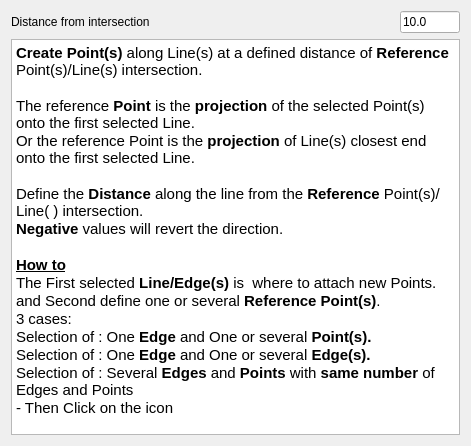
Above: Resources/Ui/WF_UI_alongLinePoint.ui from Rentlau/WorkFeature-WB before the change. Below: the same form after it.
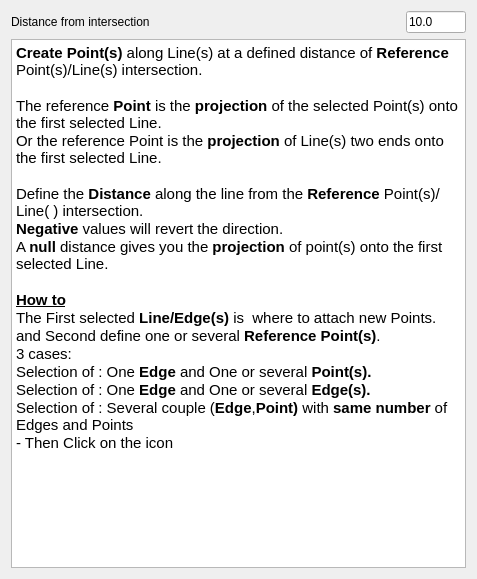
That is the form after the change.

Diff of the .ui file:
```diff
--- a/Resources/Ui/WF_UI_alongLinePoint.ui
+++ b/Resources/Ui/WF_UI_alongLinePoint.ui
@@ -6,8 +6,8 @@
    <rect>
     <x>0</x>
     <y>0</y>
-    <width>471</width>
-    <height>446</height>
+    <width>477</width>
+    <height>579</height>
    </rect>
   </property>
   <property name="windowTitle">
@@ -51,10 +51,11 @@
 &lt;p style=&quot; margin-top:0px; margin-bottom:0px; margin-left:0px; margin-right:0px; -qt-block-indent:0; text-indent:0px;&quot;&gt;&lt;span style=&quot; font-weight:600;&quot;&gt;Create Point(s)&lt;/span&gt; along Line(s) at a defined distance of &lt;span style=&quot; font-weight:600;&quot;&gt;Reference&lt;/span&gt; Point(s)/Line(s) intersection.&lt;/p&gt;
 &lt;p style=&quot;-qt-paragraph-type:empty; margin-top:0px; margin-bottom:0px; margin-left:0px; margin-right:0px; -qt-block-indent:0; text-indent:0px;&quot;&gt;&lt;br /&gt;&lt;/p&gt;
 &lt;p style=&quot; margin-top:0px; margin-bottom:0px; margin-left:0px; margin-right:0px; -qt-block-indent:0; text-indent:0px;&quot;&gt;The reference &lt;span style=&quot; font-weight:600;&quot;&gt;Point&lt;/span&gt; is the &lt;span style=&quot; font-weight:600;&quot;&gt;projection&lt;/span&gt; of the selected Point(s) onto the first selected Line.&lt;/p&gt;
-&lt;p style=&quot; margin-top:0px; margin-bottom:0px; margin-left:0px; margin-right:0px; -qt-block-indent:0; text-indent:0px;&quot;&gt;Or the reference Point is the &lt;span style=&quot; font-weight:600;&quot;&gt;projection&lt;/span&gt; of Line(s) closest end onto the first selected Line.&lt;/p&gt;
+&lt;p style=&quot; margin-top:0px; margin-bottom:0px; margin-left:0px; margin-right:0px; -qt-block-indent:0; text-indent:0px;&quot;&gt;Or the reference Point is the &lt;span style=&quot; font-weight:600;&quot;&gt;projection&lt;/span&gt; of Line(s) two ends onto the first selected Line.&lt;/p&gt;
 &lt;p style=&quot;-qt-paragraph-type:empty; margin-top:0px; margin-bottom:0px; margin-left:0px; margin-right:0px; -qt-block-indent:0; text-indent:0px;&quot;&gt;&lt;br /&gt;&lt;/p&gt;
 &lt;p style=&quot; margin-top:0px; margin-bottom:0px; margin-left:0px; margin-right:0px; -qt-block-indent:0; text-indent:0px;&quot;&gt;Define the &lt;span style=&quot; font-weight:600;&quot;&gt;Distance&lt;/span&gt; along the line from the &lt;span style=&quot; font-weight:600;&quot;&gt;Reference&lt;/span&gt; Point(s)/Line( ) intersection.&lt;/p&gt;
 &lt;p style=&quot; margin-top:0px; margin-bottom:0px; margin-left:0px; margin-right:0px; -qt-block-indent:0; text-indent:0px;&quot;&gt;&lt;span style=&quot; font-weight:600;&quot;&gt;Negative&lt;/span&gt; values will revert the direction.&lt;/p&gt;
+&lt;p style=&quot; margin-top:0px; margin-bottom:0px; margin-left:0px; margin-right:0px; -qt-block-indent:0; text-indent:0px;&quot;&gt;A &lt;span style=&quot; font-weight:600;&quot;&gt;null&lt;/span&gt; distance gives you the &lt;span style=&quot; font-weight:600;&quot;&gt;projection&lt;/span&gt; of point(s) onto the first selected Line.&lt;/p&gt;
 &lt;p style=&quot;-qt-paragraph-type:empty; margin-top:0px; margin-bottom:0px; margin-left:0px; margin-right:0px; -qt-block-indent:0; text-indent:0px;&quot;&gt;&lt;br /&gt;&lt;/p&gt;
 &lt;p style=&quot; margin-top:0px; margin-bottom:0px; margin-left:0px; margin-right:0px; -qt-block-indent:0; text-indent:0px;&quot;&gt;&lt;span style=&quot; font-weight:600; text-decoration: underline;&quot;&gt;How to&lt;/span&gt;&lt;/p&gt;
 &lt;p style=&quot; margin-top:0px; margin-bottom:0px; margin-left:0px; margin-right:0px; -qt-block-indent:0; text-indent:0px;&quot;&gt;The First selected &lt;span style=&quot; font-weight:600;&quot;&gt;Line/Edge(s) &lt;/span&gt;is&lt;span style=&quot; font-weight:600;&quot;&gt;  &lt;/span&gt;where to attach new Points.&lt;/p&gt;
@@ -62,7 +63,7 @@
 &lt;p style=&quot; margin-top:0px; margin-bottom:0px; margin-left:0px; margin-right:0px; -qt-block-indent:0; text-indent:0px;&quot;&gt;3 cases:&lt;/p&gt;
 &lt;p style=&quot; margin-top:0px; margin-bottom:0px; margin-left:0px; margin-right:0px; -qt-block-indent:0; text-indent:0px;&quot;&gt;Selection of : One &lt;span style=&quot; font-weight:600;&quot;&gt;Edge &lt;/span&gt;and One or several&lt;span style=&quot; font-weight:600;&quot;&gt; Point(s).&lt;/span&gt;&lt;/p&gt;
 &lt;p style=&quot; margin-top:0px; margin-bottom:0px; margin-left:0px; margin-right:0px; -qt-block-indent:0; text-indent:0px;&quot;&gt;Selection of : One &lt;span style=&quot; font-weight:600;&quot;&gt;Edge&lt;/span&gt; and One or several&lt;span style=&quot; font-weight:600;&quot;&gt; Edge(s).&lt;/span&gt;&lt;/p&gt;
-&lt;p style=&quot; margin-top:0px; margin-bottom:0px; margin-left:0px; margin-right:0px; -qt-block-indent:0; text-indent:0px;&quot;&gt;Selection of : Several &lt;span style=&quot; font-weight:600;&quot;&gt;Edges&lt;/span&gt; and &lt;span style=&quot; font-weight:600;&quot;&gt;Points&lt;/span&gt; with &lt;span style=&quot; font-weight:600;&quot;&gt;same number&lt;/span&gt; of Edges and Points&lt;/p&gt;
+&lt;p style=&quot; margin-top:0px; margin-bottom:0px; margin-left:0px; margin-right:0px; -qt-block-indent:0; text-indent:0px;&quot;&gt;Selection of : Several couple (&lt;span style=&quot; font-weight:600;&quot;&gt;Edge&lt;/span&gt;,&lt;span style=&quot; font-weight:600;&quot;&gt;Point)&lt;/span&gt; with &lt;span style=&quot; font-weight:600;&quot;&gt;same number&lt;/span&gt; of Edges and Points&lt;/p&gt;
 &lt;p style=&quot; margin-top:0px; margin-bottom:0px; margin-left:0px; margin-right:0px; -qt-block-indent:0; text-indent:0px;&quot;&gt;- Then Click on the icon&lt;/p&gt;&lt;/body&gt;&lt;/html&gt;</string>
      </property>
     </widget>
```
